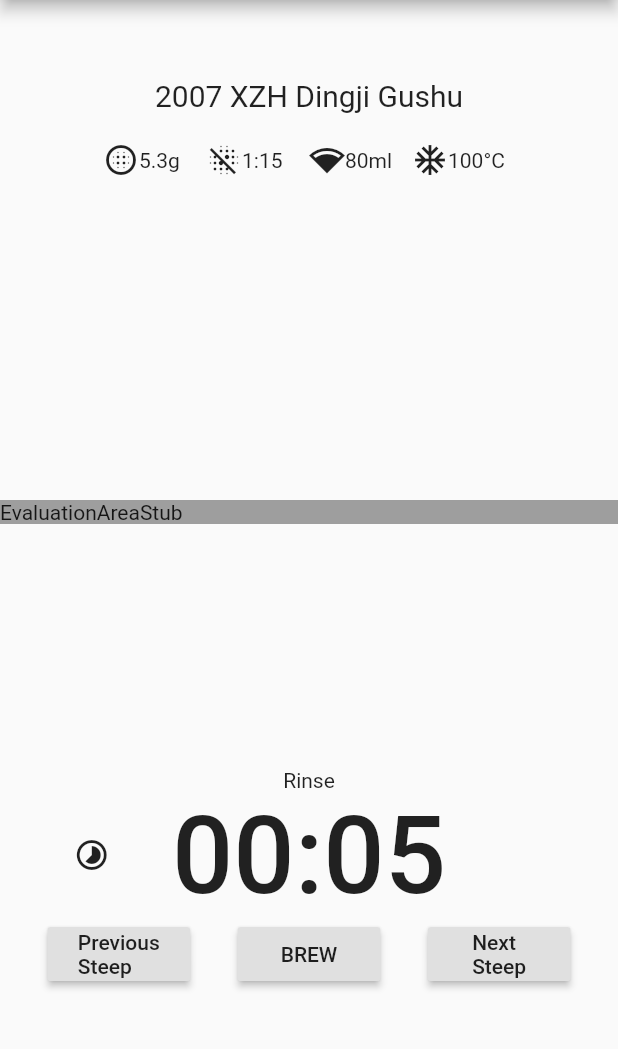
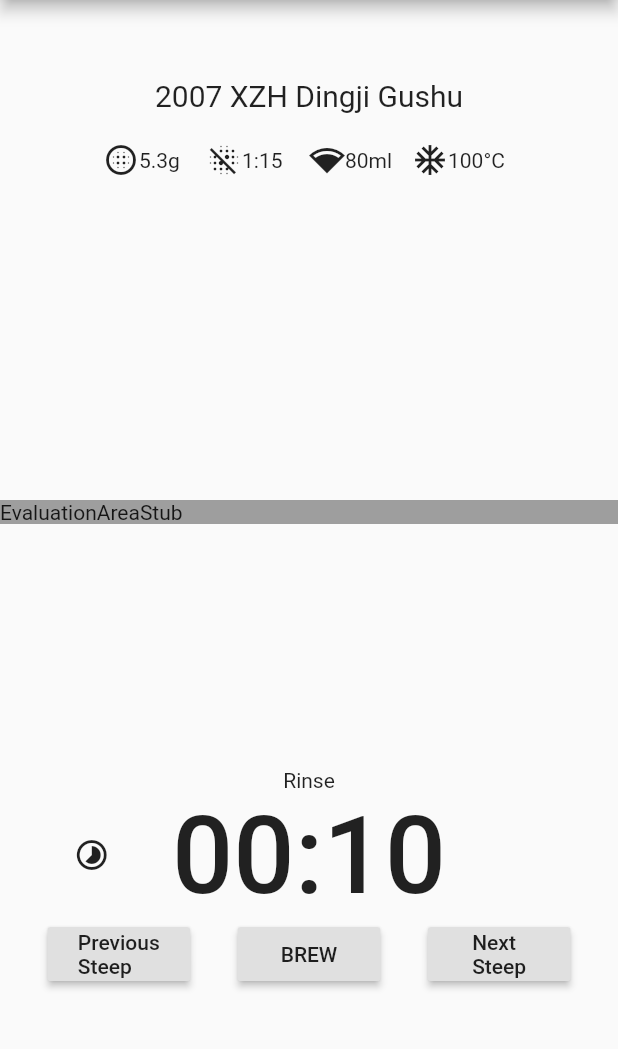
Before and after one commit to AJExtravaganza/firstapp, a Flutter app: the screen it shows after launch, on a phone screen of 412 x 824 dp, the part 84-1133 px from its top. Run offline on Flutter 3.47's test engine with Material 2 defaults, Android fonts, the phone set to English and light mode, and no system bars; our stand-ins replace charts_flutter; missing offline and left inert: flutter_ringtone_player; Roboto replaces fonts that are missing (RobotoMono).

Commit message:
Implemented BrewProfile-based steep timings.

```diff
--- a/lib/models.dart
+++ b/lib/models.dart
@@ -138,7 +138,7 @@ class BrewProfile {
 
 List<BrewProfile> getSampleBrewProfileList() {
   List<BrewProfile> brewProfiles = [];
-  List<int> sampleTimingList = [5,8,10,20,30,60];
+  List<int> sampleTimingList = [10,5,8,10,20,30,60];
 
   for (final tea in getSampleTeaList()) {
     brewProfiles.add(BrewProfile(tea, 15, 100, sampleTimingList));
--- a/lib/teasessions/steep_timer.dart
+++ b/lib/teasessions/steep_timer.dart
@@ -1,6 +1,7 @@
 import 'dart:async';
 import 'dart:math';
 
+import 'package:firstapp/models.dart';
 import 'package:flutter/material.dart';
 import 'package:flutter_ringtone_player/flutter_ringtone_player.dart';
 
@@ -16,7 +17,7 @@ class _SteepTimer extends State<SteepTimer> {
   void initState() {
     super.initState();
     _currentSteep = 0;
-    _timeRemaining = Duration(seconds: 5);
+    _resetTimer();
   }
 
   @override
@@ -36,8 +37,8 @@ class _SteepTimer extends State<SteepTimer> {
           _timer.cancel();
         }
         _currentSteep = newCurrentSteep;
-        _timeRemaining = Duration(seconds: 5);
       });
+      _resetTimer();
     }
   }
 
@@ -48,7 +49,13 @@ class _SteepTimer extends State<SteepTimer> {
         _timer.cancel();
       }
       _currentSteep = newCurrentSteep;
-      _timeRemaining = Duration(seconds: 5);
+    });
+    _resetTimer();
+  }
+
+  _resetTimer() {
+    setState(() {
+      _timeRemaining = Duration(seconds: getSampleBrewProfileList()[0].steepTimings[_currentSteep]);
     });
   }
 
```
